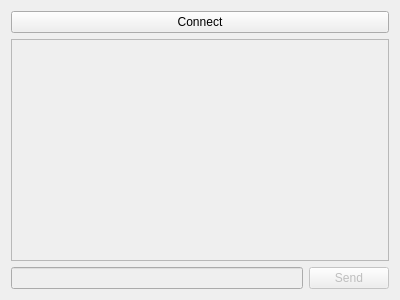
The window that employee_interface/chatwindow.ui (snwxr/Dry_Cleaner_2A3) describes before a commit, drawn with Qt 5.
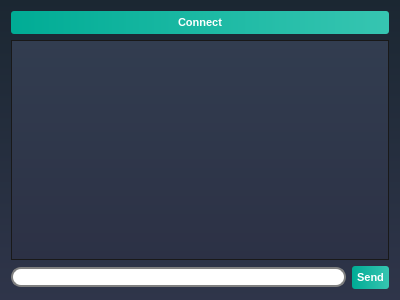
The same window after the commit. Icons and pictures are not drawn.

Patch:
```diff
--- a/employee_interface/chatwindow.ui
+++ b/employee_interface/chatwindow.ui
@@ -13,6 +13,1125 @@
   <property name="windowTitle">
    <string>Qt Simple Chat Client</string>
   </property>
+  <property name="styleSheet">
+   <string notr="true">/*-----QWidget-----*/
+
+QWidget
+
+{
+
+	background-color: qlineargradient(spread:repeat, x1:1, y1:0, x2:1, y2:1, stop:0 rgba(27, 39, 50, 255),stop:1 rgba(47, 53, 74, 255));
+
+	color: #000000;
+
+
+
+}
+
+
+
+
+
+/*-----QLabel-----*/
+
+QLabel
+
+{
+
+	background-color: transparent;
+
+	color: #c2c7d5;
+
+	font-size: 13px;
+
+
+
+}
+
+
+
+
+
+/*-----QPushButton-----*/
+
+QPushButton
+
+{
+
+	background-color: qlineargradient(spread:pad, x1:0, y1:0.511, x2:1, y2:0.511, stop:0 rgba(0, 172, 149, 255),stop:0.995192 rgba(54, 197, 177, 255));
+
+	color: #fff;
+
+	font-size: 11px;
+
+	font-weight: bold;
+
+	border: none;
+
+	border-radius: 3px;
+
+	padding: 5px;
+
+
+
+}
+
+
+
+
+
+QPushButton::pressed
+
+{
+
+	background-color: qlineargradient(spread:pad, x1:0, y1:0.511, x2:1, y2:0.511, stop:0 rgba(0, 207, 179, 255),stop:1 rgba(70, 255, 230, 255));
+
+
+
+}
+
+
+
+
+
+/*-----QCheckBox-----*/
+
+QCheckBox
+
+{
+
+	background-color: transparent;
+
+	color: #fff;
+
+	font-size: 10px;
+
+	font-weight: bold;
+
+	border: none;
+
+	border-radius: 5px;
+
+
+
+}
+
+
+
+
+
+/*-----QCheckBox-----*/
+
+QCheckBox::indicator
+
+{
+
+    color: #b1b1b1;
+
+    background-color: #323232;
+
+    border: 1px solid darkgray;
+
+    width: 12px;
+
+    height: 12px;
+
+
+
+}
+
+
+
+
+
+QCheckBox::indicator:checked
+
+{
+
+    image:url(&quot;./ressources/check.png&quot;);
+
+	background-color: qlineargradient(spread:pad, x1:0, y1:0.511, x2:1, y2:0.511, stop:0 rgba(0, 172, 149, 255),stop:0.995192 rgba(54, 197, 177, 255));;
+
+    border: 1px solid #607cff;
+
+
+
+}
+
+
+
+
+
+QCheckBox::indicator:unchecked:hover
+
+{
+
+    border: 1px solid #08b099;
+
+
+
+}
+
+
+
+
+
+QCheckBox::disabled
+
+{
+
+	color: #656565;
+
+
+
+}
+
+
+
+
+
+QCheckBox::indicator:disabled
+
+{
+
+	background-color: #656565;
+
+	color: #656565;
+
+    border: 1px solid #656565;
+
+
+
+}
+
+
+
+
+
+/*-----QLineEdit-----*/
+
+QLineEdit
+
+{
+
+	background-color: #c2c7d5;
+
+	color: #000;
+
+	font-weight: bold;
+
+	border: none;
+
+	border-radius: 2px;
+
+	padding: 3px;
+
+
+
+}
+
+
+
+
+
+
+
+/*-----QListView-----*/
+
+QListView
+
+{
+
+	background-color: qlineargradient(spread:pad, x1:1, y1:0, x2:1, y2:1, stop:0 rgba(50, 61, 80, 255),stop:1 rgba(44, 49, 69, 255));
+
+	color: #fff;
+
+	font-size: 12px;
+
+	font-weight: bold;
+
+	border: 1px solid #191919;
+
+	show-decoration-selected: 0;
+
+
+
+}
+
+
+
+
+
+QListView::item
+
+{
+
+	color: #31cecb;
+
+	background-color: #454e5e;
+
+	border: none;
+
+	padding: 5px;
+
+	border-radius: 0px;
+
+	padding-left : 10px;
+
+	height: 42px;
+
+
+
+}
+
+
+
+QListView::item:selected
+
+{
+
+	color: #31cecb;
+
+	background-color: #454e5e;
+
+
+
+}
+
+
+
+
+
+QListView::item:!selected
+
+{
+
+	color:white;
+
+	background-color: transparent;
+
+	border: none;
+
+	padding-left : 10px;
+
+
+
+}
+
+
+
+
+
+QListView::item:!selected:hover
+
+{
+
+	color: #bbbcba;
+
+	background-color: #454e5e;
+
+	border: none;
+
+	padding-left : 10px;
+
+
+
+}
+
+
+
+
+
+/*-----QTreeView-----*/
+
+QTreeView 
+
+{
+
+	background-color: #232939;
+
+	show-decoration-selected: 0;
+
+	color: #c2c8d7;
+
+
+
+}
+
+
+
+
+
+QTreeView::item 
+
+{
+
+	border-top-color: transparent;
+
+	border-bottom-color: transparent;
+
+
+
+}
+
+
+
+
+
+QTreeView::item:hover 
+
+{
+
+	background-color: #606060;
+
+	color: #fff;
+
+
+
+}
+
+
+
+
+
+QTreeView::item:selected 
+
+{
+
+	background-color: #0ab19a;
+
+	color: #fff;
+
+
+
+}
+
+
+
+
+
+QTreeView::item:selected:active
+
+{
+
+	background-color: #0ab19a;
+
+	color: #fff;
+
+
+
+}
+
+
+
+
+
+QTreeView::branch:has-children:!has-siblings:closed,
+
+QTreeView::branch:closed:has-children:has-siblings 
+
+{
+
+	image: url(://tree-closed.png);
+
+
+
+}
+
+
+
+QTreeView::branch:open:has-children:!has-siblings,
+
+QTreeView::branch:open:has-children:has-siblings  
+
+{
+
+	image: url(://tree-open.png);
+
+
+
+}
+
+
+
+
+
+/*-----QTableView &amp; QTableWidget-----*/
+
+QTableView
+
+{
+
+    background-color: #232939;
+
+	border: 1px solid gray;
+
+    color: #f0f0f0;
+
+    gridline-color: #232939;
+
+    outline : 0;
+
+
+
+}
+
+
+
+
+
+QTableView::disabled
+
+{
+
+    background-color: #242526;
+
+    border: 1px solid #32414B;
+
+    color: #656565;
+
+    gridline-color: #656565;
+
+    outline : 0;
+
+
+
+}
+
+
+
+
+
+QTableView::item:hover 
+
+{
+
+    background-color: #606060;
+
+    color: #f0f0f0;
+
+
+
+}
+
+
+
+
+
+QTableView::item:selected 
+
+{
+
+	background-color: #0ab19a;
+
+    color: #F0F0F0;
+
+
+
+}
+
+
+
+
+
+QTableView::item:selected:disabled
+
+{
+
+    background-color: #1a1b1c;
+
+    border: 2px solid #525251;
+
+    color: #656565;
+
+
+
+}
+
+
+
+
+
+QTableCornerButton::section
+
+{
+
+	background-color: #343a49;
+
+    color: #fff;
+
+
+
+}
+
+
+
+
+
+QHeaderView::section
+
+{
+
+	color: #fff;
+
+	border-top: 0px;
+
+	border-bottom: 1px solid gray;
+
+	border-right: 1px solid gray;
+
+	background-color: #343a49;
+
+    margin-top:1px;
+
+	margin-bottom:1px;
+
+	padding: 5px;
+
+
+
+}
+
+
+
+
+
+QHeaderView::section:disabled
+
+{
+
+    background-color: #525251;
+
+    color: #656565;
+
+
+
+}
+
+
+
+
+
+QHeaderView::section:checked
+
+{
+
+    color: #fff;
+
+    background-color: #0ab19a;
+
+
+
+}
+
+
+
+
+
+QHeaderView::section:checked:disabled
+
+{
+
+    color: #656565;
+
+    background-color: #525251;
+
+
+
+}
+
+
+
+
+
+QHeaderView::section::vertical::first,
+
+QHeaderView::section::vertical::only-one
+
+{
+
+    border-top: 1px solid #353635;
+
+
+
+}
+
+
+
+
+
+QHeaderView::section::vertical
+
+{
+
+    border-top: 1px solid #353635;
+
+
+
+}
+
+
+
+
+
+QHeaderView::section::horizontal::first,
+
+QHeaderView::section::horizontal::only-one
+
+{
+
+    border-left: 1px solid #353635;
+
+
+
+}
+
+
+
+
+
+QHeaderView::section::horizontal
+
+{
+
+    border-left: 1px solid #353635;
+
+
+
+}
+
+
+
+
+
+/*-----QScrollBar-----*/
+
+QScrollBar:horizontal 
+
+{
+
+    background-color: transparent;
+
+    height: 8px;
+
+    margin: 0px;
+
+    padding: 0px;
+
+
+
+}
+
+
+
+
+
+QScrollBar::handle:horizontal 
+
+{
+
+    border: none;
+
+	min-width: 100px;
+
+    background-color: #56576c;
+
+
+
+}
+
+
+
+
+
+QScrollBar::add-line:horizontal, 
+
+QScrollBar::sub-line:horizontal,
+
+QScrollBar::add-page:horizontal, 
+
+QScrollBar::sub-page:horizontal 
+
+{
+
+    width: 0px;
+
+    background-color: transparent;
+
+
+
+}
+
+
+
+
+
+QScrollBar:vertical 
+
+{
+
+    background-color: transparent;
+
+    width: 8px;
+
+    margin: 0;
+
+
+
+}
+
+
+
+
+
+QScrollBar::handle:vertical 
+
+{
+
+    border: none;
+
+	min-height: 100px;
+
+    background-color: #56576c;
+
+
+
+}
+
+
+
+
+
+QScrollBar::add-line:vertical, 
+
+QScrollBar::sub-line:vertical,
+
+QScrollBar::add-page:vertical, 
+
+QScrollBar::sub-page:vertical 
+
+{
+
+    height: 0px;
+
+    background-color: transparent;
+
+
+
+}
+
+QGroupBox  {
+
+    border: 1px solid gray;
+
+    border-color: qlineargradient(spread:pad, x1:0, y1:0.511, x2:1, y2:0.511, stop:0 rgba(0, 172, 149, 255),stop:0.995192 rgba(54, 197, 177, 255));;
+
+    margin-top: 27px;
+
+    font-size: 14px;
+
+    border-radius: 15px;
+
+}
+
+
+
+QGroupBox::title  {
+
+    subcontrol-origin: margin;
+
+    subcontrol-position: top center;
+
+    padding: 5px 8000px 5px 8000px;
+
+    background-color: qlineargradient(spread:pad, x1:0, y1:0.511, x2:1, y2:0.511, stop:0 rgba(0, 172, 149, 255),stop:0.995192 rgba(54, 197, 177, 255));;
+
+    color: rgb(255, 255, 255);
+
+}
+
+QLineEdit {
+
+    border: 2px solid gray;
+
+    border-radius: 10px;
+
+    padding: 0 8px;
+
+    background: white;
+
+    selection-background-color: darkgray;
+
+}
+
+QComboBox {
+
+    border: 2px solid grey;
+
+    border-radius: 10px;
+
+    padding: 0 8px;
+
+    min-width: 6em;
+
+}
+
+
+
+QComboBox:editable {
+
+    background: white;
+
+}
+
+
+
+QComboBox:!editable, QComboBox::drop-down:editable {
+
+     background: white;
+
+}
+
+
+
+/* QComboBox gets the &quot;on&quot; state when the popup is open */
+
+QComboBox:!editable:on, QComboBox::drop-down:editable:on {
+
+    background: qlineargradient(x1: 0, y1: 0, x2: 0, y2: 1,
+
+                                stop: 0 #D3D3D3, stop: 0.4 #D8D8D8,
+
+                                stop: 0.5 #DDDDDD, stop: 1.0 #E1E1E1);
+
+}
+
+
+
+QComboBox:on { /* shift the text when the popup opens */
+
+    padding-top: 3px;
+
+    padding-left: 4px;
+
+}
+
+
+
+QComboBox::drop-down {
+
+    subcontrol-origin: padding;
+
+    subcontrol-position: top right;
+
+    width: 15px;
+
+
+
+    border-left-width: 1px;
+
+    border-left-color: darkgray;
+
+    border-left-style: solid; /* just a single line */
+
+    border-top-right-radius: 10px; /* same radius as the QComboBox */
+
+    border-bottom-right-radius: 10px;
+
+}
+
+
+
+QComboBox::down-arrow {
+
+    image: url(/usr/share/icons/crystalsvg/16x16/actions/1downarrow.png);
+
+}
+
+
+
+QComboBox::down-arrow:on { /* shift the arrow when popup is open */
+
+    top: 1px;
+
+    left: 1px;
+
+}
+
+QComboBox QAbstractItemView {
+
+    border: 2px solid gray;
+
+    selection-background-color: lightgray;
+
+}
+
+QTabWidget::pane { /* The tab widget frame */
+
+    border-top: 2px solid #C2C7CB;
+
+}
+
+
+
+QTabWidget::tab-bar {
+
+    left: 5px; /* move to the right by 5px */
+
+}
+
+
+
+/* Style the tab using the tab sub-control. Note that
+
+    it reads QTabBar _not_ QTabWidget */
+
+QTabBar::tab {
+
+    background: qlineargradient(x1: 0, y1: 0, x2: 0, y2: 1,
+
+                                stop: 0 #E1E1E1, stop: 0.4 #DDDDDD,
+
+                                stop: 0.5 #D8D8D8, stop: 1.0 #D3D3D3);
+
+    border: 2px solid qlineargradient(spread:pad, x1:0, y1:0.511, x2:1, y2:0.511, stop:0 rgba(0, 172, 149, 255),stop:0.995192 rgba(54, 197, 177, 255));;
+
+    border-bottom-color: #C2C7CB; /* same as the pane color */
+
+    border-top-left-radius: 4px;
+
+    border-top-right-radius: 4px;
+
+    min-width: 8ex;
+
+    padding: 2px;
+
+}
+
+
+
+QTabBar::tab:selected, QTabBar::tab:hover {
+
+    background: qlineargradient(spread:pad, x1:0, y1:0.511, x2:1, y2:0.511, stop:0 rgba(0, 172, 149, 255),stop:0.995192 rgba(54, 197, 177, 255));
+
+}
+
+
+
+QTabBar::tab:selected {
+
+    border-color:qlineargradient(spread:pad, x1:0, y1:0.511, x2:1, y2:0.511, stop:0 rgba(0, 172, 149, 255),stop:0.995192 rgba(54, 197, 177, 255));
+
+    border-bottom-color: #C2C7CB; /* same as pane color */
+
+}
+
+
+
+QTabBar::tab:!selected {
+
+    margin-top: 2px; /* make non-selected tabs look smaller */
+
+}
+
+
+
+/* make use of negative margins for overlapping tabs */
+
+QTabBar::tab:selected {
+
+    /* expand/overlap to the left and right by 4px */
+
+    margin-left: -4px;
+
+    margin-right: -4px;
+
+}
+
+
+
+QTabBar::tab:first:selected {
+
+    margin-left: 0; /* the first selected tab has nothing to overlap with on the left */
+
+}
+
+
+
+QTabBar::tab:last:selected {
+
+    margin-right: 0; /* the last selected tab has nothing to overlap with on the right */
+
+}
+
+
+
+QTabBar::tab:only-one {
+
+    margin: 0; /* if there is only one tab, we don't want overlapping margins */
+
+}
+
+QRadioButton{
+
+
+
+	color:white;
+
+	font:solid;
+
+}
+
+QDateEdit
+
+{
+
+    background-color: white;
+
+	border: 2px solid grey;
+
+    border-radius: 10px;
+
+    padding: 0 8px;
+
+    spacing: 5px; 
+
+    min-width: 6em;
+
+}
+
+
+
+
+
+QDateEdit::drop-down {
+
+    image: url(:/new/myapp/cbarrowdn.png);
+
+    width:50px;
+
+    height:15px;
+
+    subcontrol-position: right top;
+
+    subcontrol-origin:margin;
+
+    background-color: white;
+
+   	border: 2px solid grey;
+
+    border-radius: 10px;
+
+    padding: 0 8px;
+
+    spacing: 5px; 
+
+    min-width: 6em;
+
+   spacing: 5px; 
+
+}</string>
+  </property>
   <layout class="QGridLayout" name="gridLayout">
    <item row="0" column="0" colspan="2">
     <widget class="QPushButton" name="connectButton">
```
